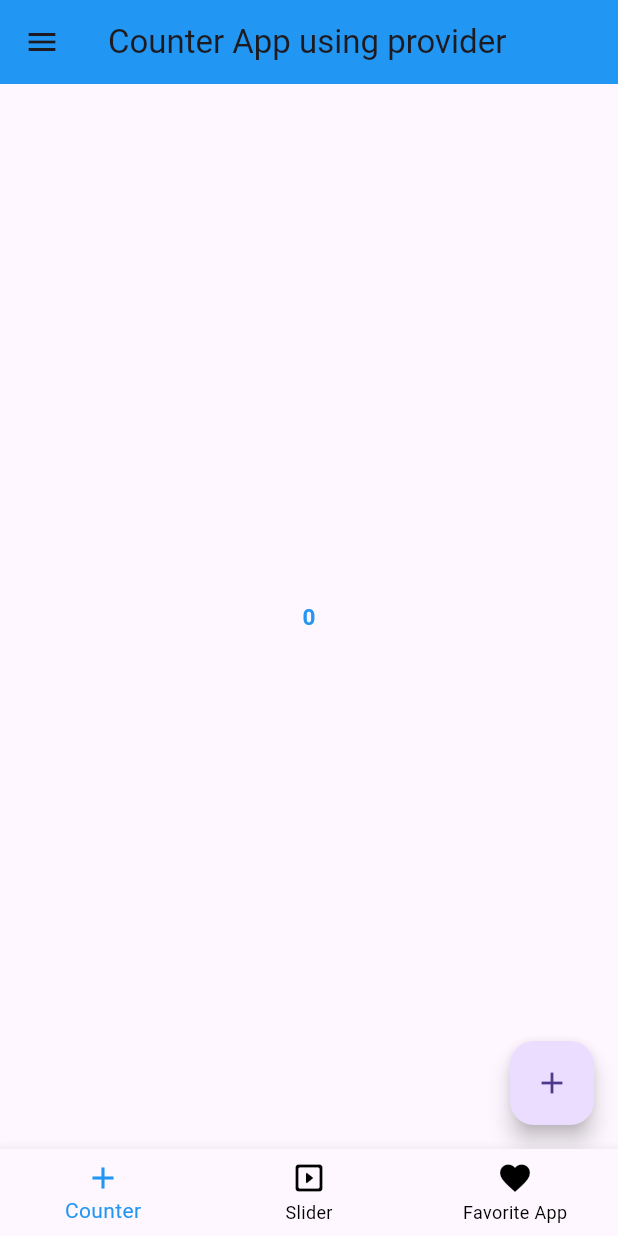
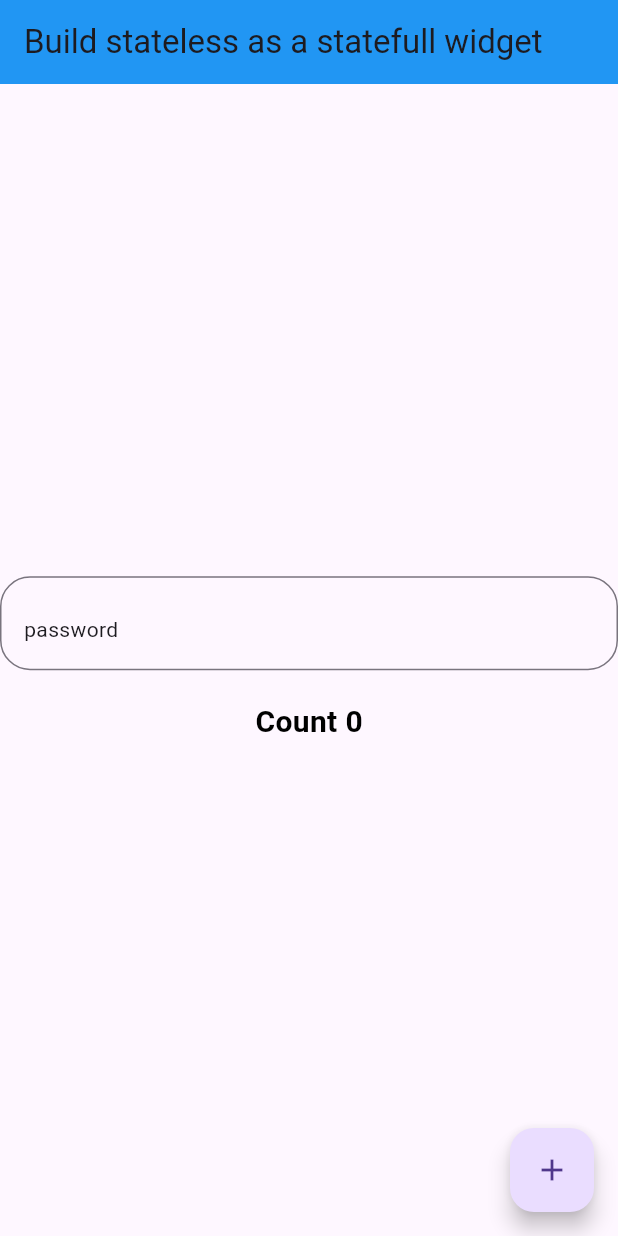
Before and after one commit to Noorullah178632/provider1, a Flutter app: the screen it shows after launch, on a phone screen of 412 x 824 dp. Run offline on Flutter 3.47's test engine with Material 3 defaults, Android fonts, the phone set to English and light mode, and no system bars.

Commit message:
new data

```diff
--- a/lib/main.dart
+++ b/lib/main.dart
@@ -6,6 +6,7 @@ import 'package:provider1/prov/favorite_provider.dart';
 import 'package:provider1/prov/themeMode_provider.dart';
 
 import 'package:provider1/screens/botton_nav_screen.dart';
+import 'package:provider1/screens/stateless_to_statefull.dart';
 
 import 'prov/counter_provider.dart';
 
@@ -43,7 +44,7 @@ class MyApp extends StatelessWidget {
           ),
           themeMode: provider.thememode,
 
-          home: BottonNavScreen(),
+          home: StatelessToStatefull(),
         );
       },
     );
--- /dev/null
+++ b/lib/screens/stateless_to_statefull.dart
@@ -0,0 +1,73 @@
+import "package:flutter/material.dart";
+
+class StatelessToStatefull extends StatelessWidget {
+  StatelessToStatefull({super.key});
+  //controller for textformfield
+  TextEditingController _passwordController = TextEditingController();
+
+  //value for counter app
+  ValueNotifier<int> _count = ValueNotifier<int>(0);
+  //value for toggle eye in password
+  ValueNotifier<bool> _toggle = ValueNotifier<bool>(true);
+
+  @override
+  Widget build(BuildContext context) {
+    print("Build the whole widget ");
+    return Scaffold(
+      appBar: AppBar(title: Text("Build stateless as a statefull widget ")),
+      body: Column(
+        mainAxisAlignment: MainAxisAlignment.center,
+        crossAxisAlignment: CrossAxisAlignment.center,
+        children: [
+          ValueListenableBuilder(
+            valueListenable: _toggle,
+            builder: (BuildContext context, value, child) {
+              return TextFormField(
+                controller: _passwordController,
+
+                obscureText: value,
+                decoration: InputDecoration(
+                  hint: Text("password"),
+                  suffix: InkWell(
+                    onTap: () {
+                      _toggle.value = !_toggle
+                          .value; //value represent the toggle of the password
+                    },
+                    child: value
+                        ? Icon(Icons.visibility_off)
+                        : Icon(Icons.visibility),
+                  ),
+                  border: OutlineInputBorder(
+                    borderRadius: BorderRadius.circular(20),
+                    borderSide: BorderSide(width: 3, color: Colors.black),
+                  ),
+                ),
+              );
+            },
+          ),
+          SizedBox(height: 20),
+          ValueListenableBuilder(
+            valueListenable: _count,
+            builder: (BuildContext context, value, child) {
+              return Text(
+                'Count ${value}',
+                style: TextStyle(
+                  fontSize: 20,
+                  fontWeight: FontWeight.bold,
+                  color: Colors.black,
+                ),
+              );
+            },
+          ),
+        ],
+      ),
+      floatingActionButton: FloatingActionButton(
+        onPressed: () {
+          _count.value++;
+          print(_count);
+        },
+        child: Icon(Icons.add),
+      ),
+    );
+  }
+}
```
Also changed, not shown: 1 other file.
